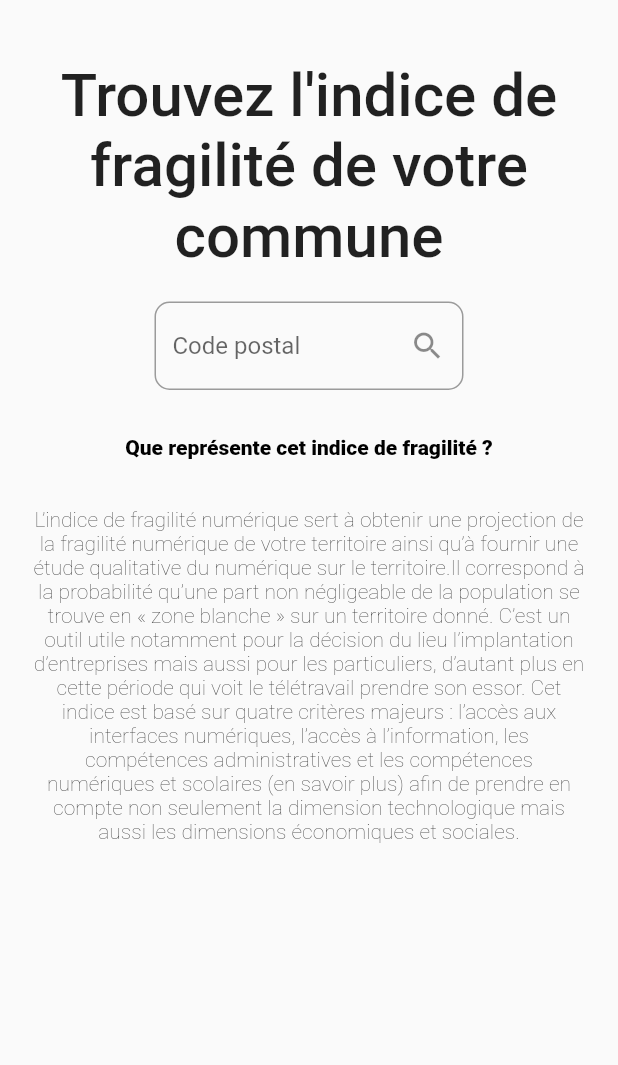
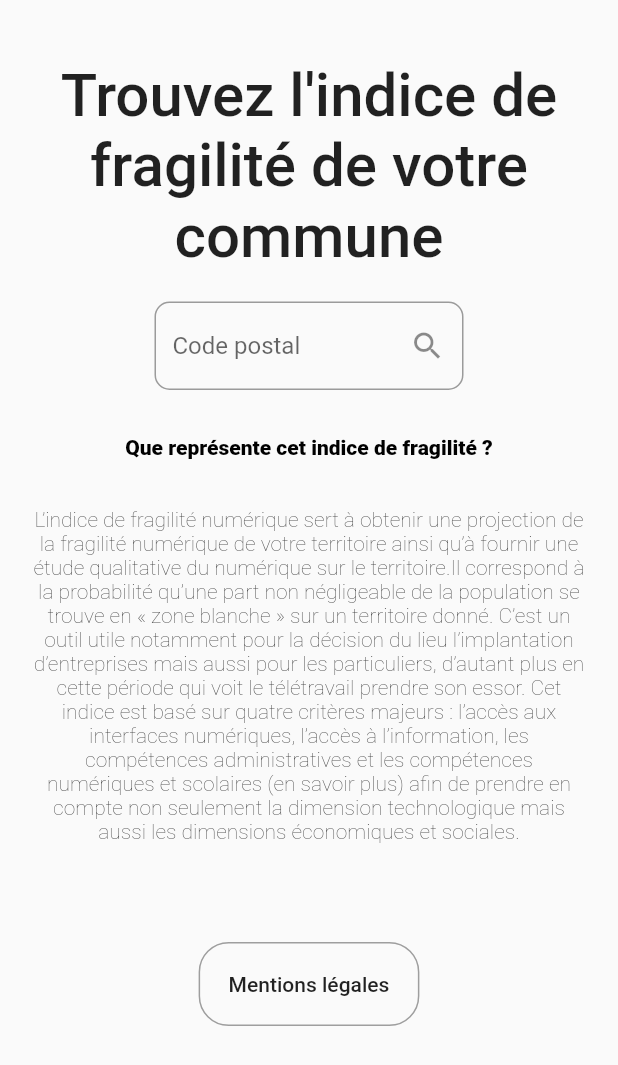
Before and after one commit to Neirpyck/Design4Green, a Flutter app: the screen it shows after launch, on a phone screen of 412 x 824 dp. Shown: the top 1065 px of the screen. Run offline on Flutter 3.47's test engine with Material 2 defaults, Android fonts, the phone set to English and light mode, and no system bars; our stand-ins replace cloud_firestore, flip_card, pdf; missing offline and left inert: cloud_firestore_web, firebase_core_web, universal_html; accounts and stored records are empty.

Commit message:
mentions légales

```diff
--- a/lib/pdf_generator.dart
+++ b/lib/pdf_generator.dart
@@ -213,12 +213,14 @@ class PdfGenerator extends StatelessWidget {
       html.Url.revokeObjectUrl(url);
     }
 
-    return Row(
+    return Padding(
+      padding: EdgeInsets.only(top: 15.0),
+      child: Row(
         mainAxisAlignment: MainAxisAlignment.center,
         children: [
           //bouton afficher pdf dans le navigateur web
           RaisedButton(
-          child: Text('Open'),
+            child: Text('Open pdf'),
             onPressed: () {
               Display_Pdf();
             },
@@ -228,12 +230,13 @@ class PdfGenerator extends StatelessWidget {
           ),
           //bouton télécharger
           RaisedButton(
-          child: Text('Download'),
+            child: Text('Download pdf'),
             onPressed: () {
               Download_Pdf();
             },
           ),
         ],
+      ),
     );
   }
 }
--- a/lib/screens/home_screen.dart
+++ b/lib/screens/home_screen.dart
@@ -12,6 +12,7 @@ class HomeScreen extends StatefulWidget {
 class _HomeScreenState extends State<HomeScreen> {
   List<Map<String, dynamic>> result;
   bool asResult = false;
+  bool displayMentionLegal = false;
 
   @override
   Widget build(BuildContext context) {
@@ -72,14 +73,6 @@ class _HomeScreenState extends State<HomeScreen> {
                 RowCards(result: (asResult = true) ? result : null)
               :
                 Container(),
-              // Padding(
-              //   padding: EdgeInsets.only(top: 20.0),
-              //   child:
-              //     (asResult == true) ?
-              //       PdfGenerator(result: (asResult = true) ? result : null)
-              //     :
-              //       Container(),
-              // ),
               Container(
                 padding: EdgeInsets.only(top: 30.0),
                 width: MediaQuery.of(context).size.width < 900
@@ -105,6 +98,48 @@ class _HomeScreenState extends State<HomeScreen> {
                   ],
                 ),
               ),
+              SizedBox(height: 50),
+              FlatButton(
+                padding: EdgeInsets.all(20.0),
+                onPressed: () {
+                  setState(() {
+                    displayMentionLegal = !displayMentionLegal;
+                  });
+                },
+                shape: RoundedRectangleBorder(side: BorderSide(
+                  color: Colors.grey,
+                  width: 1,
+                  style: BorderStyle.solid
+                ),
+                borderRadius: BorderRadius.circular(20)),
+                child: Text('Mentions légales')
+              ),
+              displayMentionLegal == true ?
+                Padding(
+                  padding: EdgeInsets.all(30.0),
+                  child: Text(
+                    "Edition du site :\n"
+                    "Ce site à été conçu et édité par l’équipe n°15 du Design4Green du 04/11/2020.\n\n"
+                    "Propriété intellectuelle :\n"
+                    "L’ensemble du site relève de la législation française et internationale sur le droit d’auteur et la propriété intellectuelle. "
+                    "Tous les droits de reproductions sont réservés, y compris les représentations photographiques. La reproduction, adaptation et/ou"
+                    "traduction de tout ou partie de ce site sur un support quel qu’il soit, est formellement interdite sauf autorisation expresse de l’équipe d’édition.\n\n"
+                    "Modification du site :\n"
+                    "l’équipe se réserve le droit de modifier ou de corriger le contenu de ce site et de ces mentions légales à tout moment et ceci sans préavis.\n\n"
+                    "Hébergeur :\n"
+                    "Le site https://design4green-47860.web.app/#/ est hébergé par la société Google.\n\n"
+                    "Sources :\n"
+                    "Toutes les données relatives aux « indices de fragilité numérique » proviennent des données disponibles librement sur le site https://indice.institutnr.org/. "
+                    "De plus les logos et imageries utilisés et leur propriété intellectuelle reviennent à leurs auteurs et propriétaires respectifs, sauf explicitement cité autrement.\n\n"
+                    "Utilisation de Donnée :\n"
+                    "Le site n’a pas vocation à collecter ou traiter des données de quelque manière que ce soit et décline toute responsabilité en cas de collecte, utilisation, ou partage, "
+                    "illicite ou non de données personnelles provenant d’un ou plusieurs utilisateurs du site.",
+                    textAlign: TextAlign.center,
+                    style: TextStyle(fontWeight: FontWeight.w200),
+                  ),
+                )
+              :
+                Container()
             ],
           ),
         ),
```
Also changed, not shown: 2 other files. Lines whose indentation alone changed are shown as unchanged.
